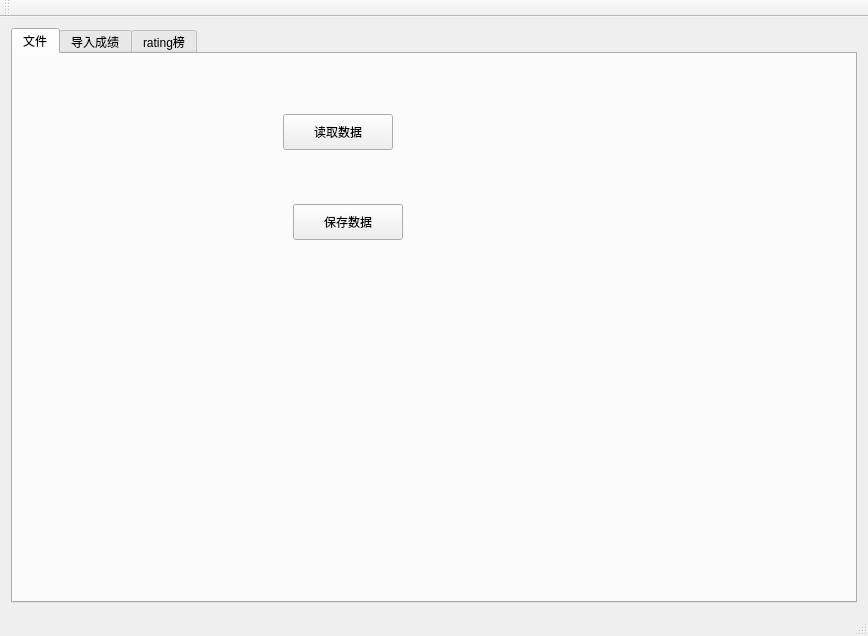
Old version of the form mainwindow.ui in the repository WAAutoMaton/rating-system.
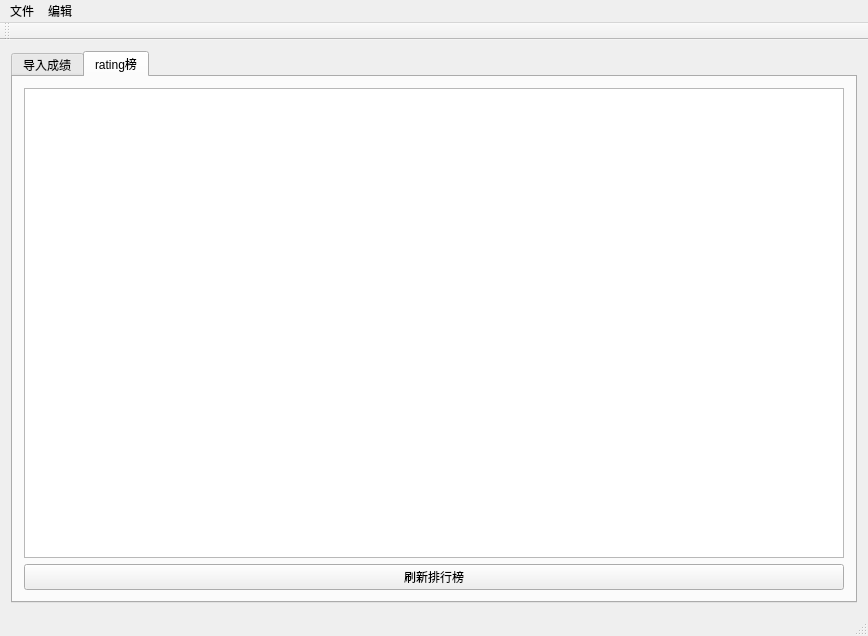
New version of the form.

```diff
--- a/mainwindow.ui
+++ b/mainwindow.ui
@@ -18,39 +18,8 @@
     <item row="0" column="0">
      <widget class="QTabWidget" name="tabWidget">
       <property name="currentIndex">
-       <number>0</number>
+       <number>1</number>
       </property>
-      <widget class="QWidget" name="tab">
-       <attribute name="title">
-        <string>文件</string>
-       </attribute>
-       <widget class="QPushButton" name="readFileButton">
-        <property name="geometry">
-         <rect>
-          <x>270</x>
-          <y>60</y>
-          <width>110</width>
-          <height>36</height>
-         </rect>
-        </property>
-        <property name="text">
-         <string>读取数据</string>
-        </property>
-       </widget>
-       <widget class="QPushButton" name="writeFileButton">
-        <property name="geometry">
-         <rect>
-          <x>280</x>
-          <y>150</y>
-          <width>110</width>
-          <height>36</height>
-         </rect>
-        </property>
-        <property name="text">
-         <string>保存数据</string>
-        </property>
-       </widget>
-      </widget>
       <widget class="QWidget" name="tab_2">
        <attribute name="title">
         <string>导入成绩</string>
@@ -102,6 +71,23 @@
      <height>17</height>
     </rect>
    </property>
+   <widget class="QMenu" name="menu">
+    <property name="title">
+     <string>文件</string>
+    </property>
+    <addaction name="readFileAction"/>
+    <addaction name="writeFileAction"/>
+    <addaction name="separator"/>
+    <addaction name="forceExitAction"/>
+   </widget>
+   <widget class="QMenu" name="menu_2">
+    <property name="title">
+     <string>编辑</string>
+    </property>
+    <addaction name="deleteAction"/>
+   </widget>
+   <addaction name="menu"/>
+   <addaction name="menu_2"/>
   </widget>
   <widget class="QToolBar" name="mainToolBar">
    <attribute name="toolBarArea">
```
Left out of the diff: 20 changed lines with no effect on the pictures.
